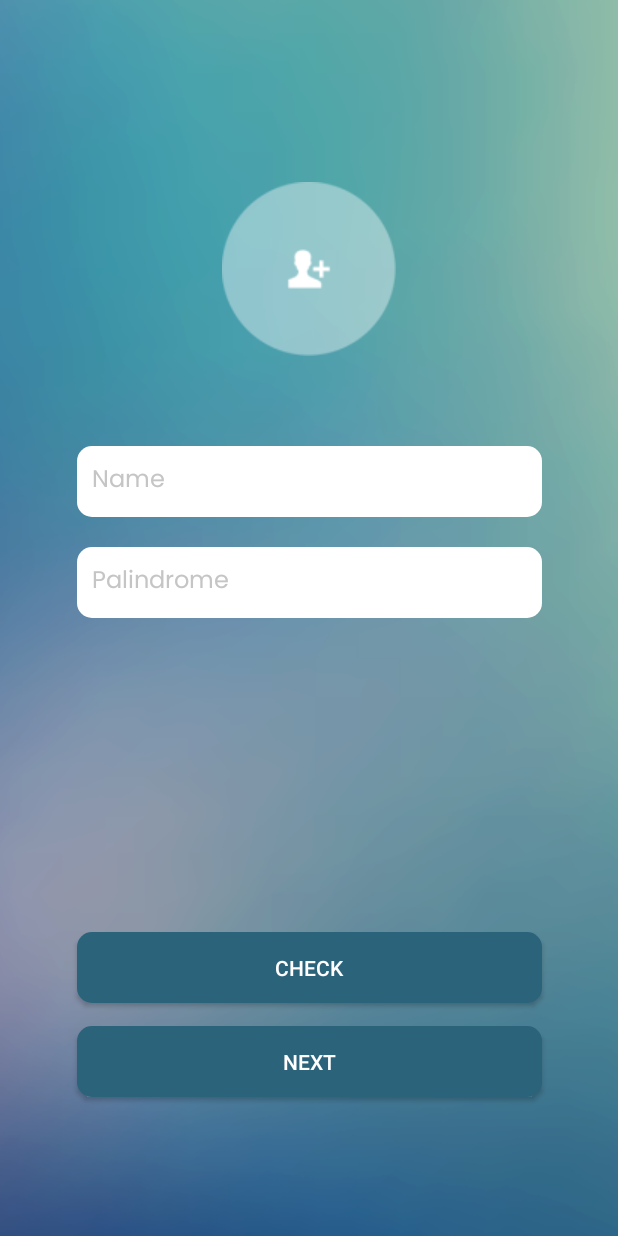
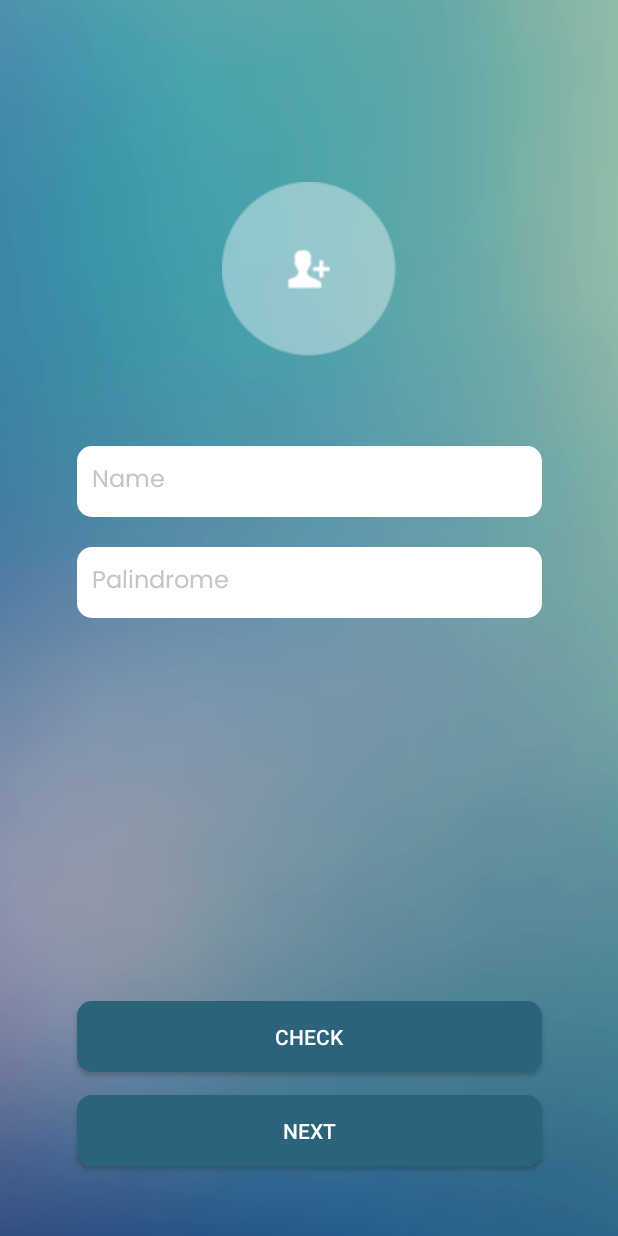
Before and after one commit to farhan3001/SuitMedia, an Android app: the screen it shows after launch (MainActivity), on a phone screen of 412 x 824 dp. Run offline under Robolectric (Android 15) with nearby library versions, the phone set to English and light mode, and no system bars; our stand-ins replace CircleImageView, Picasso; pictures from the network do not load.

Commit message:
refactoring (this isn't the commit for the assignment, it's only my interest to fix the code)

```diff
--- a/app/src/main/res/layout/fragment_first.xml
+++ b/app/src/main/res/layout/fragment_first.xml
@@ -64,7 +64,7 @@
         android:text="@string/check"
         android:textColor="@color/white"
         app:layout_constraintEnd_toEndOf="parent"
-        app:layout_constraintVertical_bias="0.575"
+        app:layout_constraintVertical_bias="0.7"
         app:layout_constraintStart_toStartOf="parent"
         app:layout_constraintBottom_toBottomOf="parent"
         app:layout_constraintTop_toBottomOf="@id/input_second" />
--- a/app/src/main/res/layout/fragment_second.xml
+++ b/app/src/main/res/layout/fragment_second.xml
@@ -15,11 +15,11 @@
         android:layout_width="wrap_content"
         android:layout_height="wrap_content"
         android:fontFamily="@font/poppins"
-
         android:text="@string/welcome"
         android:textColor="@color/black"
         android:textSize="12sp"
-        app:layout_constraintEnd_toStartOf="@id/user_chose"
+        android:layout_marginStart="30dp"
+        app:layout_constraintStart_toStartOf="parent"
         app:layout_constraintTop_toTopOf="parent"
         app:layout_constraintBottom_toTopOf="@id/user_chose"
         app:layout_constraintVertical_bias="0.25"/>
--- a/app/src/main/res/layout/fragment_third.xml
+++ b/app/src/main/res/layout/fragment_third.xml
@@ -8,7 +8,8 @@
     android:fitsSystemWindows="true"
     tools:context=".ThirdPage.ThirdFragment">
 
-    <include layout="@layout/toolbar"/>
+    <include
+        layout="@layout/toolbar"/>
 
     <androidx.swiperefreshlayout.widget.SwipeRefreshLayout
         android:layout_width="match_parent"
@@ -20,8 +21,7 @@
         <androidx.recyclerview.widget.RecyclerView
             android:id="@+id/my_recycler_view"
             android:layout_width="match_parent"
-            android:layout_height="match_parent"
-            android:paddingVertical="7dp"/>
+            android:layout_height="match_parent" />
 
     </androidx.swiperefreshlayout.widget.SwipeRefreshLayout>
 </androidx.constraintlayout.widget.ConstraintLayout>
```
